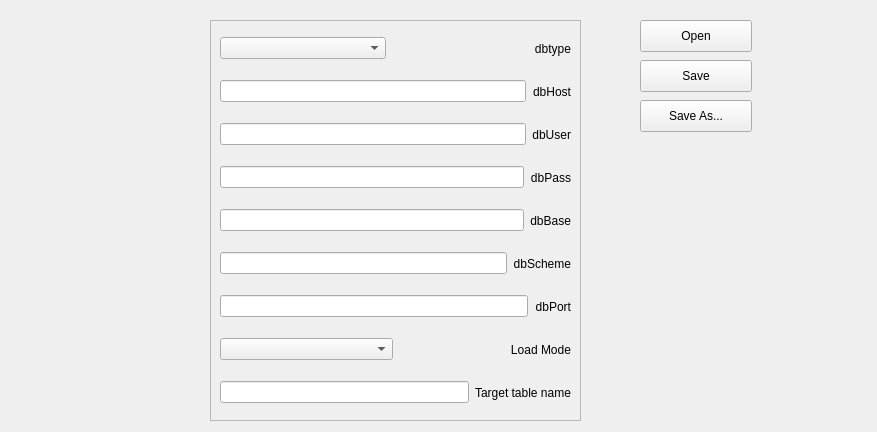
This is GUI/gui_qt/db_connect_editor.ui in dmitry-pedchenko/Designer_Etl as Qt 5 draws it before an edit. The edited form follows.
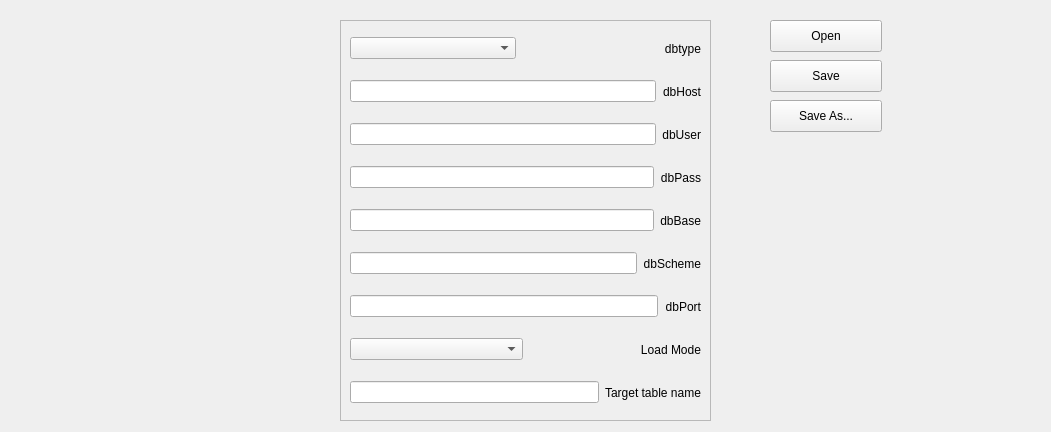
This is the edited form.

```diff
--- a/GUI/gui_qt/db_connect_editor.ui
+++ b/GUI/gui_qt/db_connect_editor.ui
@@ -6,7 +6,7 @@
    <rect>
     <x>0</x>
     <y>0</y>
-    <width>877</width>
+    <width>1051</width>
     <height>432</height>
    </rect>
   </property>
@@ -16,7 +16,7 @@
   <widget class="QFrame" name="frame">
    <property name="geometry">
     <rect>
-     <x>210</x>
+     <x>340</x>
      <y>20</y>
      <width>371</width>
      <height>401</height>
@@ -259,7 +259,7 @@
   <widget class="QPushButton" name="pushButton_Open">
    <property name="geometry">
     <rect>
-     <x>640</x>
+     <x>770</x>
      <y>20</y>
      <width>112</width>
      <height>32</height>
@@ -272,7 +272,7 @@
   <widget class="QPushButton" name="pushButton_Save">
    <property name="geometry">
     <rect>
-     <x>640</x>
+     <x>770</x>
      <y>60</y>
      <width>112</width>
      <height>32</height>
@@ -285,7 +285,7 @@
   <widget class="QPushButton" name="pushButton_SaveAs">
    <property name="geometry">
     <rect>
-     <x>640</x>
+     <x>770</x>
      <y>100</y>
      <width>112</width>
      <height>32</height>
```
